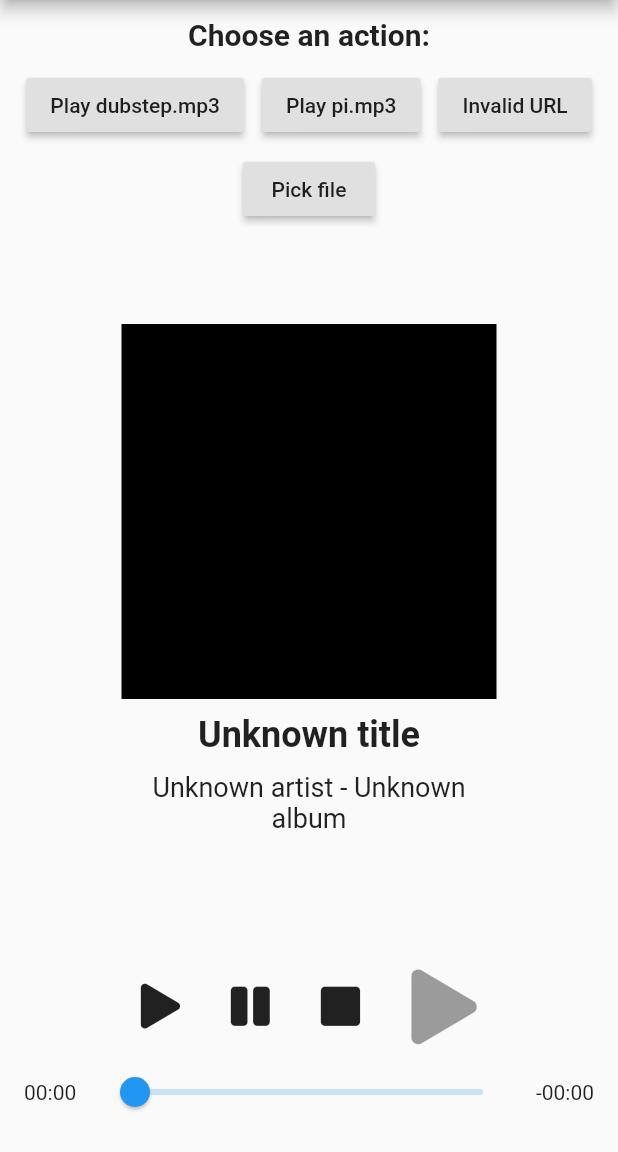
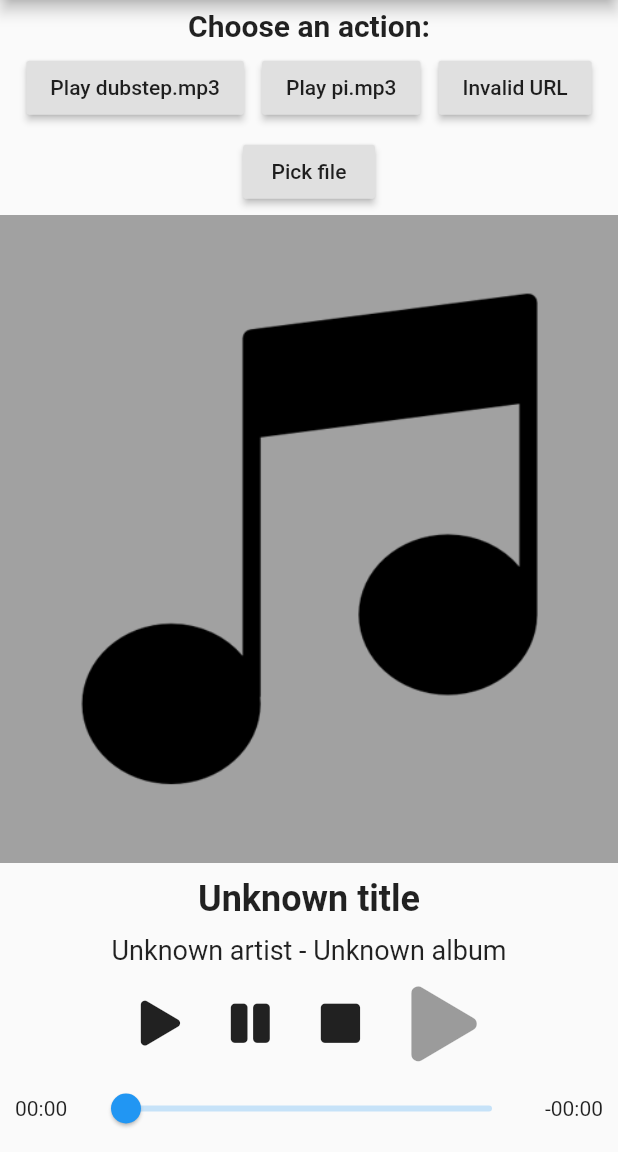
Before and after one commit to 2find/stereo, a Flutter app: the screen it shows after launch, after a tap on "Play dubstep.mp3", on a phone screen of 412 x 824 dp, the part 84-1236 px from its top. Run offline on Flutter 3.47's test engine with Material 2 defaults, Android fonts, the phone set to English and light mode, and no system bars; our stand-ins replace font_awesome_flutter.

Commit message:
[All] Implements track picker and info display (#8 & #26)

```diff
--- a/example/lib/main.dart
+++ b/example/lib/main.dart
@@ -36,7 +36,7 @@ class _HomeScreenState extends State<HomeScreen> {
         appBar: new AppBar(title: new Text('Stereo Plugin Example')),
         body: new Column(children: <Widget>[
           new Center(
-              heightFactor: 2.0,
+              heightFactor: 1.5,
               child: new Text('Choose an action:',
                   style: new TextStyle(
                       fontWeight: FontWeight.bold, fontSize: 20.0))),
@@ -55,12 +55,14 @@ class _HomeScreenState extends State<HomeScreen> {
                     child: new Text('Invalid URL'),
                     onPressed: () => _playFile("invalid_file.mp3")),
                 new RaisedButton(
-                    child: new Text('Pick file'),
-                    onPressed: () => _pickFile())
+                    child: new Text('Pick file'), onPressed: () => _pickFile())
               ]),
+          new Container(height: 5.0),
           new MediaInfoWidget(),
           new Padding(
-              padding: new EdgeInsets.all(16.0), child: new MediaPlayerWidget())
+              padding:
+                  new EdgeInsets.symmetric(vertical: 5.0, horizontal: 10.0),
+              child: new MediaPlayerWidget())
         ]));
   }
 
@@ -82,8 +84,8 @@ class _HomeScreenState extends State<HomeScreen> {
     if (fromAppDir) {
       await _copyFiles();
 
-      await getApplicationDocumentsDirectory()
-          .then((Directory directory) => dir = directory.path + '/');
+      await getApplicationDocumentsDirectory().then(
+          (Directory directory) => dir = 'file://' + directory.path + '/');
     }
 
     try {
--- a/example/lib/media_info_widget.dart
+++ b/example/lib/media_info_widget.dart
@@ -30,26 +30,22 @@ class _MediaInfoState extends State<MediaInfoWidget> {
   }
 
   Widget _getArtwork() {
-    Widget child;
+    Image image;
 
     if (_stereo.currentTrack?.artwork != null) {
-      child = new Image.memory(_stereo.currentTrack.artwork,
-          height: 250.0, width: 250.0);
+      image =
+          new Image.memory(_stereo.currentTrack.artwork, fit: BoxFit.fitHeight);
     } else {
-      child = new Container(
-          width: 250.0,
-          height: 250.0,
-          decoration: new BoxDecoration(color: const Color(0xFF000000)));
+      image = new Image.asset('assets/images/artwork_default.png',
+          fit: BoxFit.fitHeight);
     }
 
-    return child;
-
-    // return new Padding(padding: const EdgeInsets.only(top: 44.0), child: child);
+    return new Expanded(child: image);
   }
 
   Widget _getSubtitleText() {
     return new Padding(
-        padding: const EdgeInsets.symmetric(horizontal: 80.0),
+        padding: const EdgeInsets.symmetric(horizontal: 40.0),
         child: new Text(
             '${_stereo.currentTrack?.artist ??
                 AudioTrack.defaults['artist']} - ${_stereo.currentTrack
@@ -60,7 +56,7 @@ class _MediaInfoState extends State<MediaInfoWidget> {
 
   Widget _getTitleText() {
     return new Padding(
-        padding: const EdgeInsets.symmetric(vertical: 10.0, horizontal: 50.0),
+        padding: const EdgeInsets.symmetric(vertical: 10.0, horizontal: 20.0),
         child: new Text(
             '${_stereo.currentTrack?.title ?? AudioTrack.defaults['title']}',
             textAlign: TextAlign.center,
--- a/example/pubspec.yaml
+++ b/example/pubspec.yaml
@@ -17,6 +17,7 @@ dev_dependencies:
 
 flutter:
   assets:
+    - assets/images/artwork_default.png
     - assets/songs/dubstep.mp3
     - assets/songs/pi.mp3
   fonts:
--- a/src/lib/src/stereo.dart
+++ b/src/lib/src/stereo.dart
@@ -113,8 +113,6 @@ class Stereo {
   /// Throws a [StereoFileNotPlayableException] if the specified [uri] points to
   /// a file which is not playable.
   Future load(String uri) async {
-    print('[stereo] Loading path: $uri');
-
     int rc = await _channel.invokeMethod('app.load', uri);
 
     _isPlayingNotifier.value = await _isPlaying();
```
Also changed, not shown: example/assets/images/artwork_default.png (added), 9 other files.
